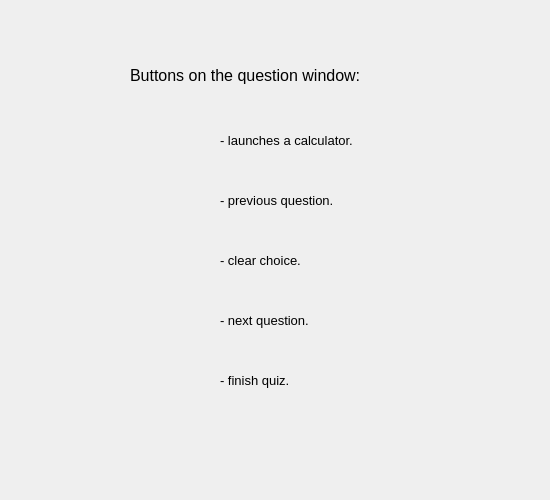
Qt form QuestionnaireGUI/HelpDialog.ui (rareseanu/proiect-pa) before a commit.
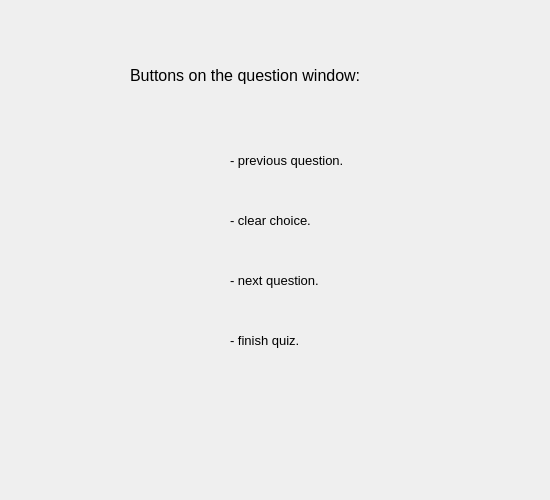
The same form after that commit. Icons and pictures are not drawn.

Commit message: UPDATE: Removed the calculator from the help window.

```diff
--- a/QuestionnaireGUI/HelpDialog.ui
+++ b/QuestionnaireGUI/HelpDialog.ui
@@ -29,49 +29,11 @@
    <iconset>
     <normaloff>images/help.png</normaloff>images/help.png</iconset>
   </property>
-  <widget class="QLabel" name="calculatorIconLabel">
-   <property name="geometry">
-    <rect>
-     <x>170</x>
-     <y>120</y>
-     <width>41</width>
-     <height>39</height>
-    </rect>
-   </property>
-   <property name="minimumSize">
-    <size>
-     <width>20</width>
-     <height>39</height>
-    </size>
-   </property>
-   <property name="text">
-    <string/>
-   </property>
-   <property name="pixmap">
-    <pixmap>images/calculator.png</pixmap>
-   </property>
-   <property name="scaledContents">
-    <bool>true</bool>
-   </property>
-  </widget>
-  <widget class="QLabel" name="calculatorInfoLabel">
-   <property name="geometry">
-    <rect>
-     <x>220</x>
-     <y>130</y>
-     <width>211</width>
-     <height>21</height>
-    </rect>
-   </property>
-   <property name="text">
-    <string>&lt;html&gt;&lt;head/&gt;&lt;body&gt;&lt;p&gt;&lt;span style=&quot; font-size:10pt;&quot;&gt;- launches a calculator.&lt;/span&gt;&lt;/p&gt;&lt;/body&gt;&lt;/html&gt;</string>
-   </property>
-  </widget>
   <widget class="QLabel" name="previousIconLabel">
    <property name="geometry">
     <rect>
-     <x>170</x>
-     <y>180</y>
+     <x>180</x>
+     <y>140</y>
      <width>41</width>
      <height>41</height>
     </rect>
@@ -89,8 +51,8 @@
   <widget class="QLabel" name="clearIconLabel">
    <property name="geometry">
     <rect>
-     <x>170</x>
-     <y>240</y>
+     <x>180</x>
+     <y>200</y>
      <width>41</width>
      <height>41</height>
     </rect>
@@ -108,8 +70,8 @@
   <widget class="QLabel" name="nextIconLabel">
    <property name="geometry">
     <rect>
-     <x>170</x>
-     <y>300</y>
+     <x>180</x>
+     <y>260</y>
      <width>41</width>
      <height>41</height>
     </rect>
@@ -127,8 +89,8 @@
   <widget class="QLabel" name="finishIconLabel">
    <property name="geometry">
     <rect>
-     <x>170</x>
-     <y>360</y>
+     <x>180</x>
+     <y>320</y>
      <width>41</width>
      <height>41</height>
     </rect>
@@ -146,8 +108,8 @@
   <widget class="QLabel" name="previousInfoLabel">
    <property name="geometry">
     <rect>
-     <x>220</x>
-     <y>190</y>
+     <x>230</x>
+     <y>150</y>
      <width>161</width>
      <height>21</height>
     </rect>
@@ -159,8 +121,8 @@
   <widget class="QLabel" name="clearInfoLabel">
    <property name="geometry">
     <rect>
-     <x>220</x>
-     <y>250</y>
+     <x>230</x>
+     <y>210</y>
      <width>111</width>
      <height>21</height>
     </rect>
@@ -172,8 +134,8 @@
   <widget class="QLabel" name="nextInfoLabel">
    <property name="geometry">
     <rect>
-     <x>220</x>
-     <y>310</y>
+     <x>230</x>
+     <y>270</y>
      <width>121</width>
      <height>21</height>
     </rect>
@@ -185,8 +147,8 @@
   <widget class="QLabel" name="finishInfoLabel">
    <property name="geometry">
     <rect>
-     <x>220</x>
-     <y>370</y>
+     <x>230</x>
+     <y>330</y>
      <width>101</width>
      <height>21</height>
     </rect>
```
The commit also changes 1 other file.
